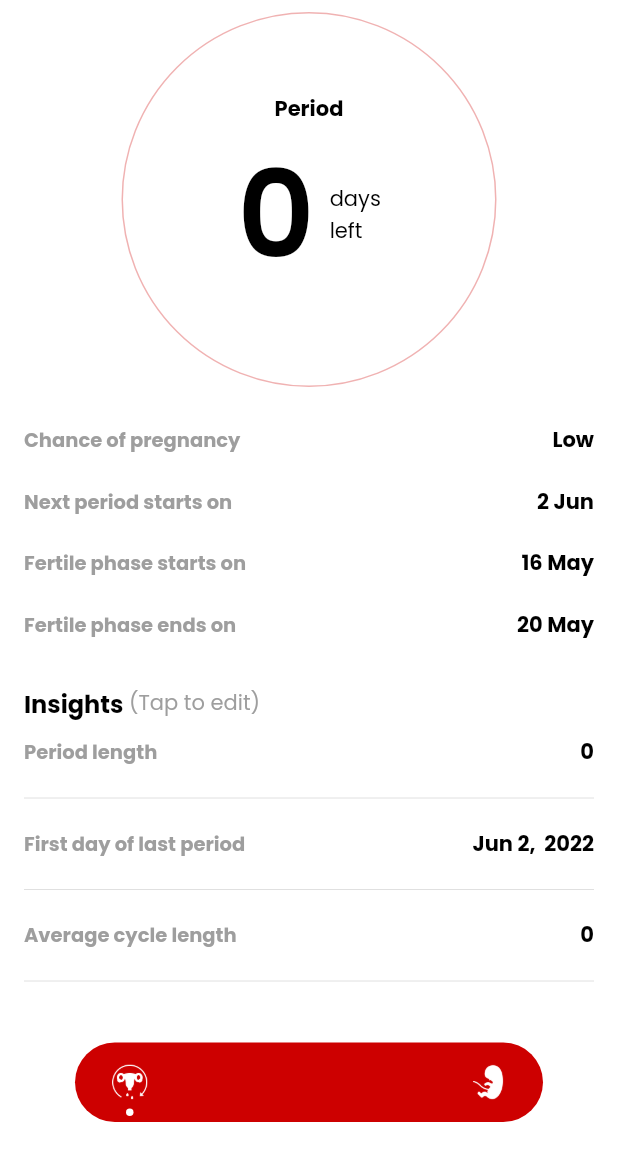
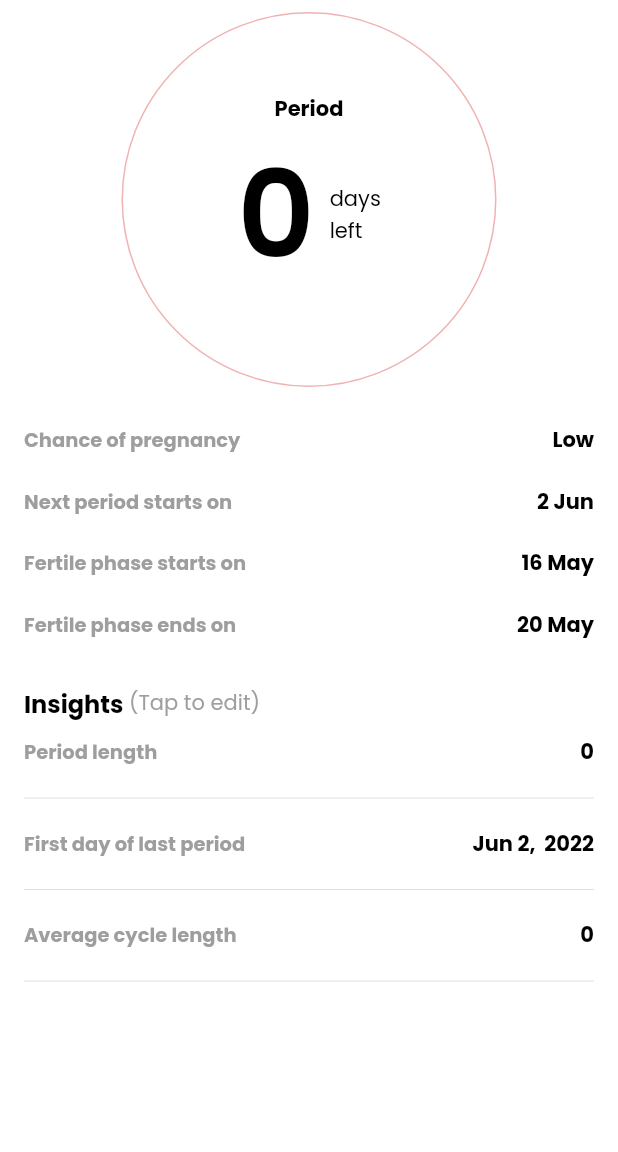
Before and after one commit to Nathaniel-Akubuo/fertility_tracker, a Flutter app: the BottomNavView screen opened by its route, on a phone screen of 412 x 824 dp, the part 84-1236 px from its top. Run offline on Flutter 3.47's test engine with Material 2 defaults, Android fonts, the phone set to English and light mode, and no system bars; drawn by our look-alikes of dot_navigation_bar; our stand-ins replace cloud_firestore, date_picker_timeline, firebase_auth, firebase_core, fluttertoast, font_awesome_flutter and 6 more; accounts and stored records are empty.

Commit message:
latest changes

```diff
--- a/lib/app/app.router.dart
+++ b/lib/app/app.router.dart
@@ -75,7 +75,7 @@ class StackedRouter extends RouterBase {
     },
     BottomNavView: (data) {
       return CupertinoPageRoute<dynamic>(
-        builder: (context) => const BottomNavView(),
+        builder: (context) => BottomNavView(),
         settings: data,
       );
     },
--- a/lib/ui/bottom_nav/bottom_nav.dart
+++ b/lib/ui/bottom_nav/bottom_nav.dart
@@ -1,21 +1,88 @@
-import 'package:dot_navigation_bar/dot_navigation_bar.dart';
 import 'package:fertility_tracker/constants/styles.dart';
+import 'package:fertility_tracker/models/user_model.dart';
 import 'package:fertility_tracker/ui/bottom_nav/bottom_nav_viewmodel.dart';
+import 'package:fertility_tracker/ui/period_tracker/period_tracker.dart';
 import 'package:fertility_tracker/widgets/progress_indicators/red_circular_progress_indicator.dart';
 import 'package:flutter/material.dart';
 import 'package:stacked/stacked.dart';
 
+import '../pregnancy/pregnancy_view.dart';
+
 class BottomNavView extends StatelessWidget {
-  const BottomNavView({Key? key}) : super(key: key);
+  final GlobalKey<ScaffoldState> _key = GlobalKey(); //
+  BottomNavView({Key? key}) : super(key: key);
 
   @override
   Widget build(BuildContext context) {
     return ViewModelBuilder<BottomNavViewModel>.reactive(
       builder: (context, model, child) => Scaffold(
+        key: _key,
+        drawer: Drawer(
+          child: Padding(
+            padding: kMainPadding,
+            child: Column(
+              mainAxisAlignment: MainAxisAlignment.center,
+              children: [
+                Image.asset('assets/logo.png', height: 150),
+                verticalSpaceSmall,
+                Text(
+                  model.user.name ?? '',
+                  style: kSubtitleTextStyle,
+                ),
+                Text(
+                  model.user.email ?? '',
+                  style:
+                      kSubtitleTextStyle.copyWith(fontStyle: FontStyle.italic),
+                ),
+                Visibility(
+                  visible: model.user.userMode != UserMode.pregnancy,
+                  child: ListTile(
+                    leading: const Icon(
+                      Icons.sync_alt_rounded,
+                      color: kRed,
+                    ),
+                    contentPadding: EdgeInsets.zero,
+                    onTap: () {
+                      model.updateUserMode(fertility: false);
+                      Navigator.pop(context);
+                    },
+                    title: Text(
+                      'Switch to pregnancy tracker',
+                      style: kSubtitleTextStyle.copyWith(
+                          fontWeight: FontWeight.bold),
+                    ),
+                  ),
+                ),
+                Visibility(
+                  visible: model.user.userMode == UserMode.pregnancy,
+                  child: ListTile(
+                    contentPadding: EdgeInsets.zero,
+                    leading: const Icon(
+                      Icons.sync_alt_rounded,
+                      color: kRed,
+                    ),
+                    onTap: () {
+                      model.updateUserMode(fertility: true);
+                      Navigator.pop(context);
+                    },
+                    title: Text(
+                      'Switch to fertility tracker',
+                      style: kSubtitleTextStyle.copyWith(
+                          fontWeight: FontWeight.bold),
+                    ),
+                  ),
+                ),
+              ],
+            ),
+          ),
+        ),
         appBar: AppBar(
           leading: Padding(
             padding: const EdgeInsets.only(left: 14),
-            child: Image.asset('assets/logo.png', height: 30),
+            child: GestureDetector(
+              onTap: () => _key.currentState!.openDrawer(),
+              child: Image.asset('assets/logo.png', height: 30),
+            ),
           ),
           centerTitle: false,
           iconTheme: const IconThemeData(color: kRed),
@@ -23,11 +90,12 @@ class BottomNavView extends StatelessWidget {
           title: Column(
             crossAxisAlignment: CrossAxisAlignment.start,
             children: [
-              Text('Hello',
-                  style: kSubtitleTextStyle.copyWith(fontSize: 12)),
-              Text(model.user.name ?? '',
-                  style: kSubtitleTextStyle.copyWith(
-                      fontWeight: FontWeight.bold, fontSize: 16)),
+              Text('Hello', style: kSubtitleTextStyle.copyWith(fontSize: 12)),
+              Text(
+                model.firstName,
+                style: kSubtitleTextStyle.copyWith(
+                    fontWeight: FontWeight.bold, fontSize: 16),
+              ),
             ],
           ),
           actions: [
@@ -47,27 +115,29 @@ class BottomNavView extends StatelessWidget {
           ],
         ),
         extendBody: true,
-        body: IndexedStack(index: model.currentIndex, children: model.pages),
-        bottomNavigationBar: DotNavigationBar(
-          backgroundColor: kRed,
-          selectedItemColor: Colors.white,
-          currentIndex: model.currentIndex,
-          unselectedItemColor: Colors.white,
-          onTap: (value) => model.setIndex(value),
-          paddingR: const EdgeInsets.symmetric(horizontal: 8, vertical: 4),
-          enablePaddingAnimation: false,
-          itemPadding: const EdgeInsets.symmetric(vertical: 10, horizontal: 8),
-          items: [
-            DotNavigationBarItem(
-              icon: Image.asset('assets/menstrual-cycle.png',
-                  color: Colors.white, height: 25),
-            ),
-            DotNavigationBarItem(
-              icon: Image.asset('assets/fetus.png',
-                  color: Colors.white, height: 25),
-            ),
-          ],
-        ),
+        body: model.user.userMode == UserMode.pregnancy
+            ? const PregnancyView()
+            : const PeriodTrackerView(),
+        // bottomNavigationBar: DotNavigationBar(
+        //   backgroundColor: kRed,
+        //   selectedItemColor: Colors.white,
+        //   currentIndex: model.currentIndex,
+        //   unselectedItemColor: Colors.white,
+        //   onTap: (value) => model.setIndex(value),
+        //   paddingR: const EdgeInsets.symmetric(horizontal: 8, vertical: 4),
+        //   enablePaddingAnimation: false,
+        //   itemPadding: const EdgeInsets.symmetric(vertical: 10, horizontal: 8),
+        //   items: [
+        //     DotNavigationBarItem(
+        //       icon: Image.asset('assets/menstrual-cycle.png',
+        //           color: Colors.white, height: 25),
+        //     ),
+        //     DotNavigationBarItem(
+        //       icon: Image.asset('assets/fetus.png',
+        //           color: Colors.white, height: 25),
+        //     ),
+        //   ],
+        // ),
       ),
       viewModelBuilder: () => BottomNavViewModel(),
     );
--- a/lib/ui/bottom_nav/bottom_nav_viewmodel.dart
+++ b/lib/ui/bottom_nav/bottom_nav_viewmodel.dart
@@ -55,6 +55,12 @@ class BottomNavViewModel extends StreamViewModel<DocumentSnapshot<UserModel>> {
     );
   }
 
+  Future<void> updateUserMode({bool fertility = false}) async {
+    _users.doc(_uid).update({'userMode': fertility ? 'fertility' : 'pregnancy'});
+  }
+
+  String get firstName => user.name?.split(' ').first ?? '';
+
   String get _uid => _auth.currentUser!.uid;
 
   UserModel get user => _data();
--- a/pubspec.yaml
+++ b/pubspec.yaml
@@ -5,7 +5,7 @@ description: A new Flutter project.
 # pub.dev using `flutter pub publish`. This is preferred for private packages.
 publish_to: 'none' # Remove this line if you wish to publish to pub.dev
 
-version: 1.0.6+7
+version: 1.0.9+10
 
 environment:
   sdk: ">=2.16.1 <3.0.0"
```
Also changed, not shown: lib/ui/pregnancy/pregnancy_view.dart (+28 -7 lines), lib/ui/pregnancy/pregnancy_viewmodel.dart (+29 -7 lines), pubspec.lock.
